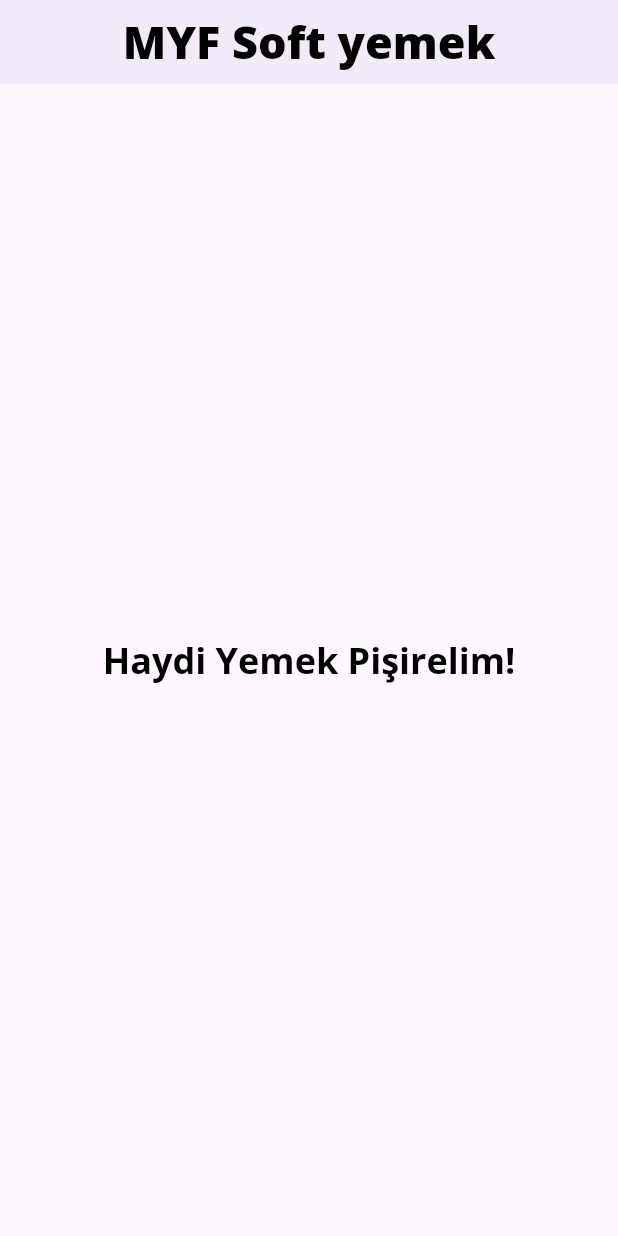
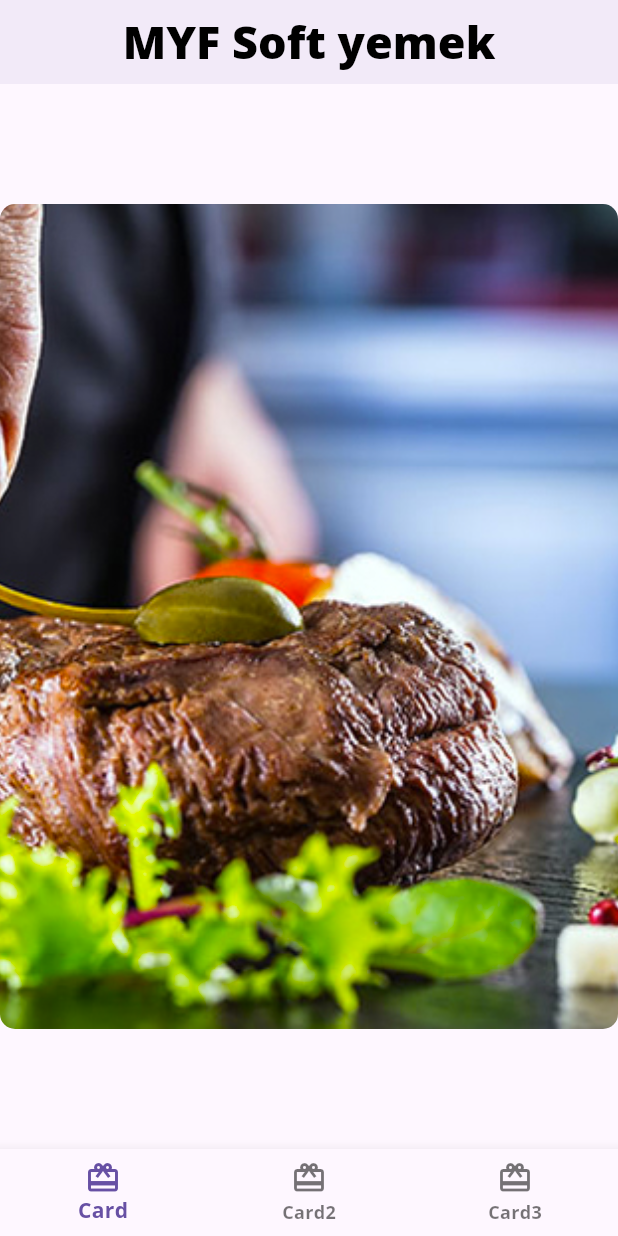
Before and after one commit to 63Furkan63/sifirdan_yayina_proje, a Flutter app: the screen it shows after launch, on a phone screen of 412 x 824 dp. Run offline on Flutter 3.47's test engine with Material 3 defaults, Android fonts, the phone set to English and light mode, and no system bars; our stand-ins replace google_fonts.

Commit message:
card yapısı

```diff
--- /dev/null
+++ b/lib/card1.dart
@@ -0,0 +1,25 @@
+import 'package:flutter/material.dart';
+
+class Card1 extends StatelessWidget {
+  const Card1({super.key});
+  final String kategori = 'Editörün seçimi';
+  final String baslik = 'Hamur sanatı';
+  final String aciklama = 'Mükemmel ekmeği yapmayı öğrenin';
+  final String sef = 'M.Furkan KILIÇ';
+  @override
+  Widget build(BuildContext context) {
+    return Center(
+      child: Container(
+        padding: const EdgeInsets.all(15.0),
+        constraints: const BoxConstraints.expand(width: 450, height: 550),
+        decoration: const BoxDecoration(
+          image: DecorationImage(
+            image: AssetImage('assets/sefim.jpg'),
+            fit: BoxFit.cover,
+          ),
+          borderRadius: BorderRadius.all(Radius.circular(10)),
+        ),
+      ),
+    );
+  }
+}
--- a/lib/home.dart
+++ b/lib/home.dart
@@ -1,4 +1,5 @@
 import 'package:flutter/material.dart';
+import 'package:myapp/card1.dart';
 
 class Home extends StatefulWidget {
   const Home({super.key});
@@ -8,19 +9,48 @@ class Home extends StatefulWidget {
 }
 
 class _HomeState extends State<Home> {
+  int _selectedIndex = 0;
+  static List<Widget> pages = [
+    Card1(),
+    Container(color: Colors.red),
+    Container(color: Colors.green),
+    Container(color: Colors.blue),
+  ];
+  void _onItemTapped(int index) {
+    setState(() {
+      _selectedIndex = index;
+    });
+  }
+
   @override
   Widget build(BuildContext context) {
     return Scaffold(
       appBar: AppBar(
         centerTitle: true,
         elevation: 3.0,
-        title: Text('MYF Soft yemek', style: Theme.of(context).textTheme.headlineLarge),
+        title: Text(
+          'MYF Soft yemek',
+          style: Theme.of(context).textTheme.headlineLarge,
+        ),
       ),
-      body: Center(
-        child: Text(
-          'Haydi Yemek Pişirelim!',
-          style: Theme.of(context).textTheme.headlineMedium,
-        ),
+      body: pages[_selectedIndex],
+      bottomNavigationBar: BottomNavigationBar(
+        items: [
+          BottomNavigationBarItem(
+            icon: Icon(Icons.card_giftcard),
+            label: 'Card',
+          ),
+          BottomNavigationBarItem(
+            icon: Icon(Icons.card_giftcard),
+            label: 'Card2',
+          ),
+          BottomNavigationBarItem(
+            icon: Icon(Icons.card_giftcard),
+            label: 'Card3',
+          ),
+        ],
+        currentIndex: _selectedIndex,
+        onTap: _onItemTapped,
       ),
     );
   }
```
Also changed, not shown: assets/sefim.jpg (added).
